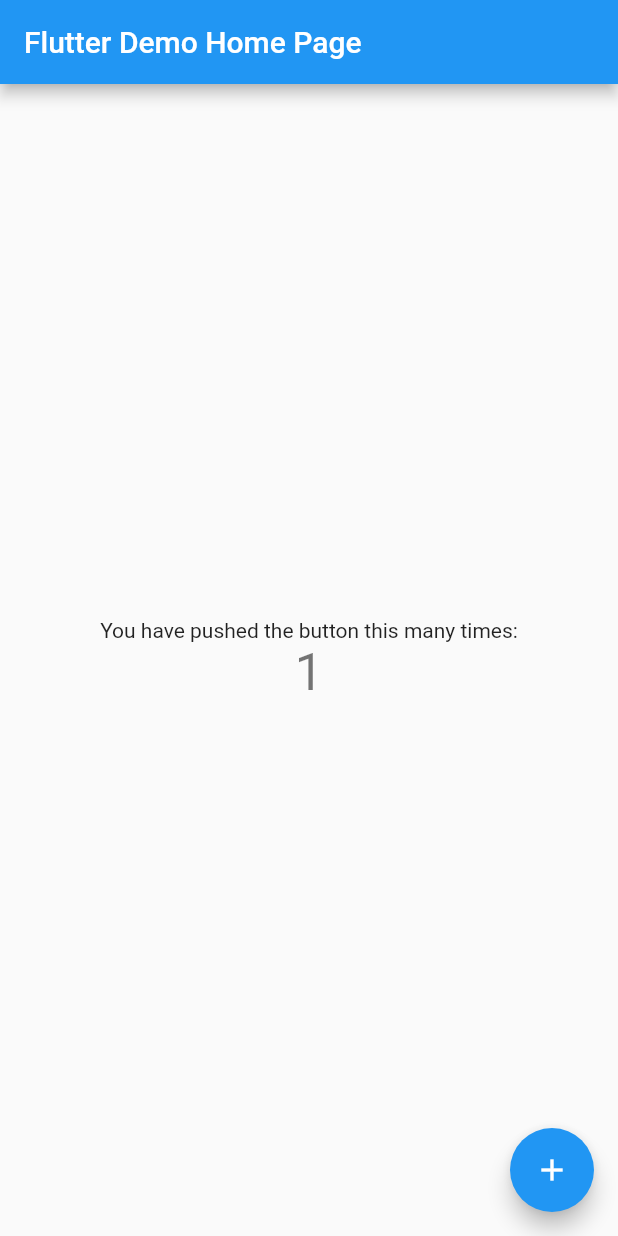
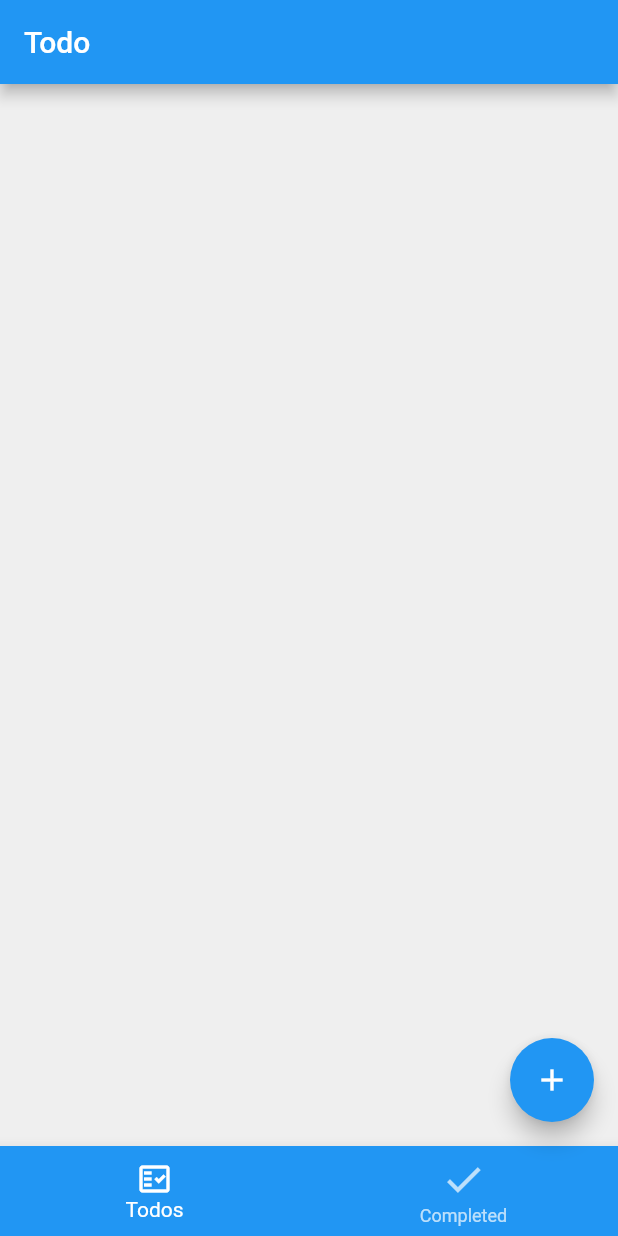
Before and after one commit to anuphong-github/TodoApp-flutter, a Flutter app: the screen it shows after launch, after a tap on the "add" icon, on a phone screen of 412 x 824 dp. Run offline on Flutter 3.47's test engine with Material 2 defaults, Android fonts, the phone set to English and light mode, and no system bars.

Commit message:
Add home page

```diff
--- a/lib/main.dart
+++ b/lib/main.dart
@@ -1,113 +1,19 @@
 import 'package:flutter/material.dart';
+import 'package:todoapp/page/home_page.dart';
 
-void main() {
-  runApp(MyApp());
-}
+void main()=> runApp(MyApp());
 
-class MyApp extends StatelessWidget {
-  // This widget is the root of your application.
-  @override
-  Widget build(BuildContext context) {
-    return MaterialApp(
-      title: 'Flutter Demo',
-      theme: ThemeData(
-        // This is the theme of your application.
-        //
-        // Try running your application with "flutter run". You'll see the
-        // application has a blue toolbar. Then, without quitting the app, try
-        // changing the primarySwatch below to Colors.green and then invoke
-        // "hot reload" (press "r" in the console where you ran "flutter run",
-        // or simply save your changes to "hot reload" in a Flutter IDE).
-        // Notice that the counter didn't reset back to zero; the application
-        // is not restarted.
-        primarySwatch: Colors.blue,
-      ),
-      home: MyHomePage(title: 'Flutter Demo Home Page'),
-    );
-  }
-}
-
-class MyHomePage extends StatefulWidget {
-  MyHomePage({Key? key, required this.title}) : super(key: key);
-
-  // This widget is the home page of your application. It is stateful, meaning
-  // that it has a State object (defined below) that contains fields that affect
-  // how it looks.
-
-  // This class is the configuration for the state. It holds the values (in this
-  // case the title) provided by the parent (in this case the App widget) and
-  // used by the build method of the State. Fields in a Widget subclass are
-  // always marked "final".
-
-  final String title;
+class MyApp extends StatelessWidget{
+  static final String title = "Todo";
 
   @override
-  _MyHomePageState createState() => _MyHomePageState();
+  Widget build(BuildContext context)=> MaterialApp(
+    debugShowCheckedModeBanner: false,
+    title:title,
+    theme:ThemeData(
+      primarySwatch:Colors.blue,
+      scaffoldBackgroundColor:Color(0xFFEFEFEF),
+    ),
+    home:HomePage(),
+  );
 }
-
-class _MyHomePageState extends State<MyHomePage> {
-  int _counter = 0;
-
-  void _incrementCounter() {
-    setState(() {
-      // This call to setState tells the Flutter framework that something has
-      // changed in this State, which causes it to rerun the build method below
-      // so that the display can reflect the updated values. If we changed
-      // _counter without calling setState(), then the build method would not be
-      // called again, and so nothing would appear to happen.
-      _counter++;
-    });
-  }
-
-  @override
-  Widget build(BuildContext context) {
-    // This method is rerun every time setState is called, for instance as done
-    // by the _incrementCounter method above.
-    //
-    // The Flutter framework has been optimized to make rerunning build methods
-    // fast, so that you can just rebuild anything that needs updating rather
-    // than having to individually change instances of widgets.
-    return Scaffold(
-      appBar: AppBar(
-        // Here we take the value from the MyHomePage object that was created by
-        // the App.build method, and use it to set our appbar title.
-        title: Text(widget.title),
-      ),
-      body: Center(
-        // Center is a layout widget. It takes a single child and positions it
-        // in the middle of the parent.
-        child: Column(
-          // Column is also a layout widget. It takes a list of children and
-          // arranges them vertically. By default, it sizes itself to fit its
-          // children horizontally, and tries to be as tall as its parent.
-          //
-          // Invoke "debug painting" (press "p" in the console, choose the
-          // "Toggle Debug Paint" action from the Flutter Inspector in Android
-          // Studio, or the "Toggle Debug Paint" command in Visual Studio Code)
-          // to see the wireframe for each widget.
-          //
-          // Column has various properties to control how it sizes itself and
-          // how it positions its children. Here we use mainAxisAlignment to
-          // center the children vertically; the main axis here is the vertical
-          // axis because Columns are vertical (the cross axis would be
-          // horizontal).
-          mainAxisAlignment: MainAxisAlignment.center,
-          children: <Widget>[
-            Text(
-              'You have pushed the button this many times:',
-            ),
-            Text(
-              '$_counter',
-              style: Theme.of(context).textTheme.headline4,
-            ),
-          ],
-        ),
-      ),
-      floatingActionButton: FloatingActionButton(
-        onPressed: _incrementCounter,
-        tooltip: 'Increment',
-        child: Icon(Icons.add),
-      ), // This trailing comma makes auto-formatting nicer for build methods.
-    );
-  }
-}
--- a/lib/page/home_page.dart
+++ b/lib/page/home_page.dart
@@ -0,0 +1,45 @@
+import 'package:flutter/material.dart';
+import 'package:todoapp/main.dart';
+
+class HomePage extends StatefulWidget{
+  @override
+  _HomePageState createState() => _HomePageState();
+}
+class _HomePageState extends State<HomePage>{
+  int selectedIndex = 0;
+  @override
+  Widget build(BuildContext context){
+    final tabs = [
+      Container(),
+      Container(),
+    ];
+    return Scaffold(
+      appBar: AppBar(
+        title: Text(MyApp.title),
+      ),
+      bottomNavigationBar: BottomNavigationBar(
+        backgroundColor: Theme.of(context).primaryColor,
+        unselectedItemColor: Colors.white.withOpacity(0.7),
+        selectedItemColor: Colors.white,
+        currentIndex: selectedIndex,
+        onTap: (index)=>setState((){
+          selectedIndex=index;
+        }), items: [
+          BottomNavigationBarItem(
+            icon: Icon(Icons.fact_check_outlined),
+            label: 'Todos'
+          ),
+        BottomNavigationBarItem(
+          icon:Icon(Icons.done,size: 30),
+          label: 'Completed',
+        )
+      ],
+      ),
+      body:tabs[selectedIndex],
+      floatingActionButton: FloatingActionButton(
+        onPressed: () {  },
+        child: Icon(Icons.add),
+      ),
+    );
+  }
+}
```
Also changed, not shown: 1 other file.
